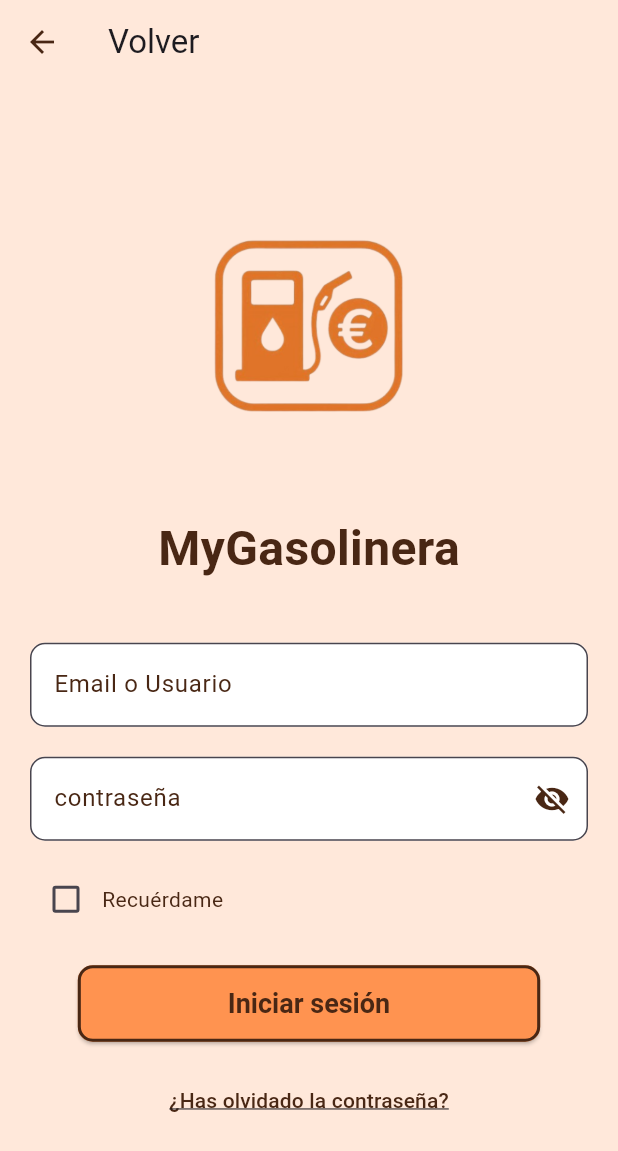
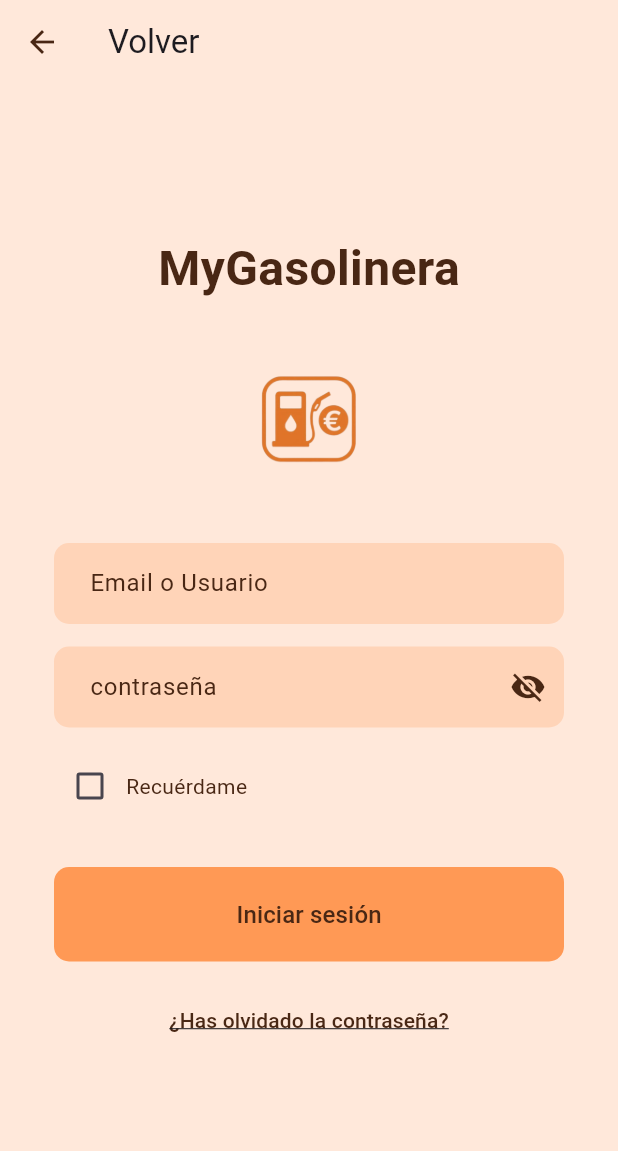
Before and after one commit to oskar4231/MyGasolineraFlutter, a Flutter app: the LoginScreen screen opened directly, on a phone screen of 412 x 824 dp. Shown: the top 1151 px of the screen. Run offline on Flutter 3.47's test engine with Material 3 defaults, Android fonts, the light colour scheme and no system bars; our stand-ins replace geolocator, google_maps_flutter, image_picker, permission_handler.

Commit message:
Estilo del login mejorado

```diff
--- a/lib/Inicio/login/login.dart
+++ b/lib/Inicio/login/login.dart
@@ -115,40 +115,26 @@ class _LoginScreenState extends State<LoginScreen> {
         backgroundColor: Colors.transparent,
         elevation: 0,
         leading: IconButton(
-          icon: const Icon(
-            Icons.arrow_back,
-            color: Color(0xFF492714),
-          ),
-          onPressed: () {
-            Navigator.push(
-              context,
-              MaterialPageRoute(
-                builder: (context) => const Inicio(),
-              ),
-            );
-          },
+          icon: const Icon(Icons.arrow_back, color: Color(0xFF492714)),
+          onPressed: () => Navigator.of(context).pop(),
         ),
       ),
-      body: Stack(
-        children: [
-          Center(
+      body: Center(
         child: SingleChildScrollView(
+          child: ConstrainedBox(
+            constraints: const BoxConstraints(maxWidth: 400),
             child: Padding(
-                padding: const EdgeInsets.all(20.0),
+              padding: const EdgeInsets.all(30),
               child: Form(
                 key: _formKey,
                 child: Column(
-                    mainAxisAlignment: MainAxisAlignment.center,
+                  mainAxisSize: MainAxisSize.min,
                   children: [
-                      // Logo
-                      Image.asset(
-                        'assets/images/logo-mygasolinera.png',
-                        width: 200,
-                        fit: BoxFit.contain,
-                      ),
                     const SizedBox(height: 20),
-                      // Título
-                      const Text(
+
+                    Container(
+                      margin: const EdgeInsets.only(bottom: 30.0),
+                      child: const Text(
                         'MyGasolinera',
                         style: TextStyle(
                           fontSize: 32,
@@ -156,25 +142,35 @@ class _LoginScreenState extends State<LoginScreen> {
                           color: Color(0xFF492714),
                         ),
                       ),
-                      const SizedBox(height: 40),
+                    ),
+
+                    Container(
+                      margin: const EdgeInsets.only(bottom: 30.0),
+                      child: Image.asset(
+                        'lib/assets/logo.png',
+                        height: 100,
+                        width: 100,
+                        fit: BoxFit.contain,
+                      ),
+                    ),
 
                     // Campo de email
-                      SizedBox(
-                        width: 1000,
-                        child: TextFormField(
+                    TextFormField(
                       controller: _emailController,
                       decoration: InputDecoration(
-                            labelText: 'Email o Usuario',
-                            labelStyle: const TextStyle(color: Color(0xFF492714)),
+                        hintText: 'Email o Usuario',
+                        hintStyle: const TextStyle(
+                          color: Color(0xFF492714),
+                        ),
                         filled: true,
-                            fillColor: Colors.white,
+                        fillColor: const Color(0xFFFFD4B8),
                         border: OutlineInputBorder(
                           borderRadius: BorderRadius.circular(10),
-                              borderSide: const BorderSide(color: Color(0xFF492714)),
+                          borderSide: BorderSide.none,
                         ),
-                            focusedBorder: OutlineInputBorder(
-                              borderRadius: BorderRadius.circular(10),
-                              borderSide: const BorderSide(color: Color(0xFF492714), width: 2),
+                        contentPadding: const EdgeInsets.symmetric(
+                          horizontal: 20,
+                          vertical: 15,
                         ),
                       ),
                       validator: (value) {
@@ -190,34 +186,33 @@ class _LoginScreenState extends State<LoginScreen> {
                         return null;
                       },
                     ),
-                      ),
-                      const SizedBox(height: 20),
+                    const SizedBox(height: 15),
 
                     // Campo de contraseña
-                      SizedBox(
-                        width: 1000,
-                        child: TextFormField(
+                    TextFormField(
                       controller: _passwordController,
                       obscureText: _obscurePassword,
                       decoration: InputDecoration(
-                            labelText: 'contraseña',
-                            labelStyle: const TextStyle(color: Color(0xFF492714)),
+                        hintText: 'contraseña',
+                        hintStyle: const TextStyle(
+                          color: Color(0xFF492714),
+                        ),
                         filled: true,
-                            fillColor: Colors.white,
+                        fillColor: const Color(0xFFFFD4B8),
                         border: OutlineInputBorder(
                           borderRadius: BorderRadius.circular(10),
-                              borderSide: const BorderSide(color: Color(0xFF492714)),
+                          borderSide: BorderSide.none,
                         ),
-                            focusedBorder: OutlineInputBorder(
-                              borderRadius: BorderRadius.circular(10),
-                              borderSide: const BorderSide(color: Color(0xFF492714), width: 2),
+                        contentPadding: const EdgeInsets.symmetric(
+                          horizontal: 20,
+                          vertical: 15,
                         ),
                         suffixIcon: IconButton(
                           icon: Icon(
                             _obscurePassword
                                 ? Icons.visibility_off
                                 : Icons.visibility,
-                                color: const Color(0xFF492714),
+                            color: Color(0xFF492714),
                           ),
                           onPressed: () {
                             setState(() {
@@ -233,14 +228,10 @@ class _LoginScreenState extends State<LoginScreen> {
                         return null;
                       },
                     ),
-                      ),
                     const SizedBox(height: 15),
 
                     // Checkbox "Recuérdame"
-                      SizedBox(
-                        width: 1000,
-                        child: Row(
-                          mainAxisAlignment: MainAxisAlignment.start,
+                    Row(
                       children: [
                         Checkbox(
                           value: _rememberMe,
@@ -260,27 +251,20 @@ class _LoginScreenState extends State<LoginScreen> {
                         ),
                       ],
                     ),
-                      ),
-                      const SizedBox(height: 20),
+                    const SizedBox(height: 30),
 
                     // Botón Iniciar sesión
-                      ElevatedButton(
+                    SizedBox(
+                      width: double.infinity,
+                      child: ElevatedButton(
                         onPressed: _isLoading ? null : _login,
                         style: ElevatedButton.styleFrom(
-                          backgroundColor: const Color(0xFFFF9350),
-                          foregroundColor: const Color(0xFF492714),
-                          padding: const EdgeInsets.symmetric(horizontal: 100, vertical: 15),
-                          side: const BorderSide(
-                              color: Color(0xFF492714),
-                              width: 2.0
-                          ),
-                          textStyle: const TextStyle(
-                            fontSize: 18,
-                            fontWeight: FontWeight.bold,
-                          ),
+                          backgroundColor: const Color(0xFFFF9955),
+                          padding: const EdgeInsets.symmetric(vertical: 20),
                           shape: RoundedRectangleBorder(
                             borderRadius: BorderRadius.circular(10),
                           ),
+                          elevation: 0,
                         ),
                         child: _isLoading
                             ? const SizedBox(
@@ -291,7 +275,15 @@ class _LoginScreenState extends State<LoginScreen> {
                                   valueColor: AlwaysStoppedAnimation<Color>(Color(0xFF492714)),
                                 ),
                               )
-                            : const Text('Iniciar sesión'),
+                            : const Text(
+                                'Iniciar sesión',
+                                style: TextStyle(
+                                  fontSize: 16,
+                                  fontWeight: FontWeight.w500,
+                                  color: Color(0xFF492714),
+                                ),
+                              ),
+                      ),
                     ),
                     const SizedBox(height: 15),
 
@@ -312,13 +304,13 @@ class _LoginScreenState extends State<LoginScreen> {
                         ),
                       ),
                     ),
+                    const SizedBox(height: 40),
                   ],
                 ),
               ),
             ),
           ),
         ),
-        ],
       ),
     );
   }
```
Lines whose indentation alone changed are shown as unchanged.
